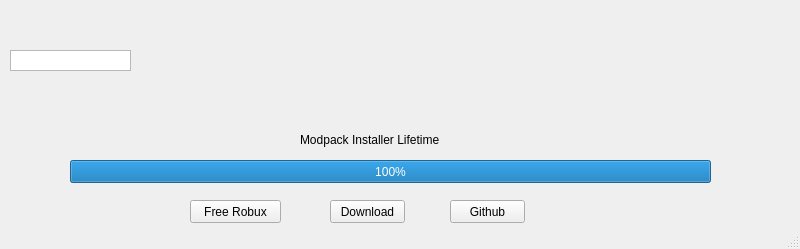
Qt form main.ui (MisileLab/Modpack-Installers) before a commit.
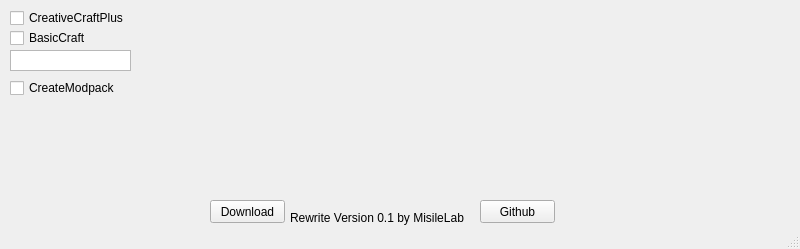
The same form after that commit.

```diff
--- a/main.ui
+++ b/main.ui
@@ -17,7 +17,7 @@
    <widget class="QPushButton" name="pushButton">
     <property name="geometry">
      <rect>
-      <x>450</x>
+      <x>480</x>
       <y>200</y>
       <width>75</width>
       <height>23</height>
@@ -27,55 +27,10 @@
      <string>Github</string>
     </property>
    </widget>
-   <widget class="QPushButton" name="pushButton_2">
-    <property name="geometry">
-     <rect>
-      <x>190</x>
-      <y>200</y>
-      <width>91</width>
-      <height>23</height>
-     </rect>
-    </property>
-    <property name="text">
-     <string>Free Robux</string>
-    </property>
-   </widget>
-   <widget class="QProgressBar" name="progressBar">
-    <property name="geometry">
-     <rect>
-      <x>70</x>
-      <y>160</y>
-      <width>641</width>
-      <height>23</height>
-     </rect>
-    </property>
-    <property name="minimum">
-     <number>-999999999</number>
-    </property>
-    <property name="maximum">
-     <number>999999999</number>
-    </property>
-    <property name="value">
-     <number>999999999</number>
-    </property>
-   </widget>
-   <widget class="QLabel" name="label">
-    <property name="geometry">
-     <rect>
-      <x>300</x>
-      <y>130</y>
-      <width>201</width>
-      <height>20</height>
-     </rect>
-    </property>
-    <property name="text">
-     <string>Modpack Installer Lifetime</string>
-    </property>
-   </widget>
    <widget class="QPushButton" name="pushButton_3">
     <property name="geometry">
      <rect>
-      <x>330</x>
+      <x>210</x>
       <y>200</y>
       <width>75</width>
       <height>23</height>
@@ -101,6 +56,58 @@
      <enum>Qt::ScrollBarAlwaysOff</enum>
     </property>
    </widget>
+   <widget class="QCheckBox" name="CreativeCraftPlus">
+    <property name="geometry">
+     <rect>
+      <x>10</x>
+      <y>10</y>
+      <width>121</width>
+      <height>16</height>
+     </rect>
+    </property>
+    <property name="text">
+     <string>CreativeCraftPlus</string>
+    </property>
+   </widget>
+   <widget class="QCheckBox" name="BasicCraft">
+    <property name="geometry">
+     <rect>
+      <x>10</x>
+      <y>30</y>
+      <width>81</width>
+      <height>16</height>
+     </rect>
+    </property>
+    <property name="text">
+     <string>BasicCraft</string>
+    </property>
+   </widget>
+   <widget class="QCheckBox" name="CreateModpack">
+    <property name="geometry">
+     <rect>
+      <x>10</x>
+      <y>80</y>
+      <width>111</width>
+      <height>16</height>
+     </rect>
+    </property>
+    <property name="text">
+     <string>CreateModpack</string>
+    </property>
+   </widget>
+   <widget class="QLabel" name="label">
+    <property name="geometry">
+     <rect>
+      <x>290</x>
+      <y>210</y>
+      <width>221</width>
+      <height>16</height>
+     </rect>
+    </property>
+    <property name="text">
+     <string>Rewrite Version 0.1 by MisileLab</string>
+    </property>
+   </widget>
   </widget>
   <widget class="QStatusBar" name="statusbar"/>
  </widget>
```
